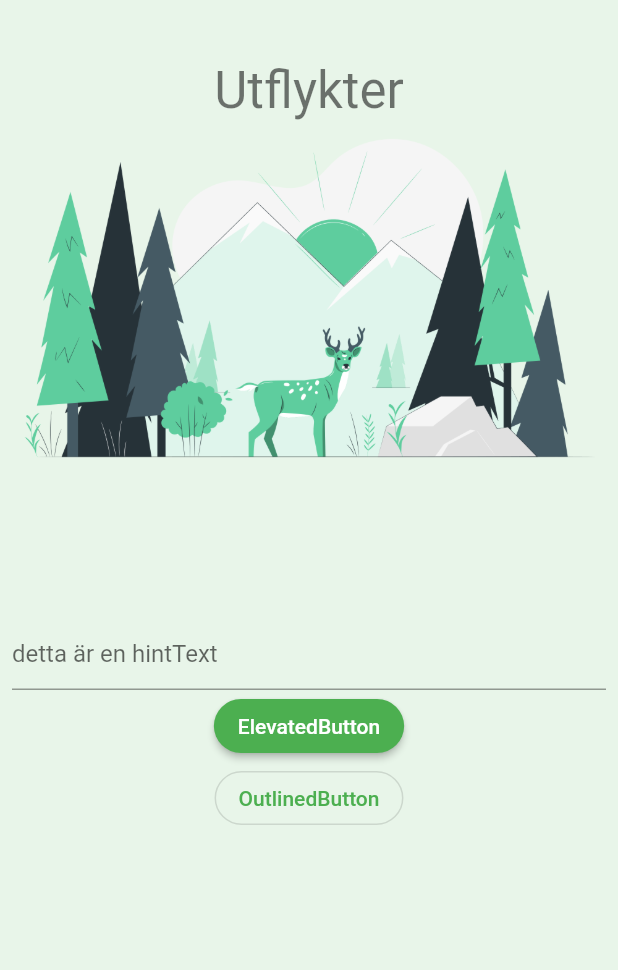
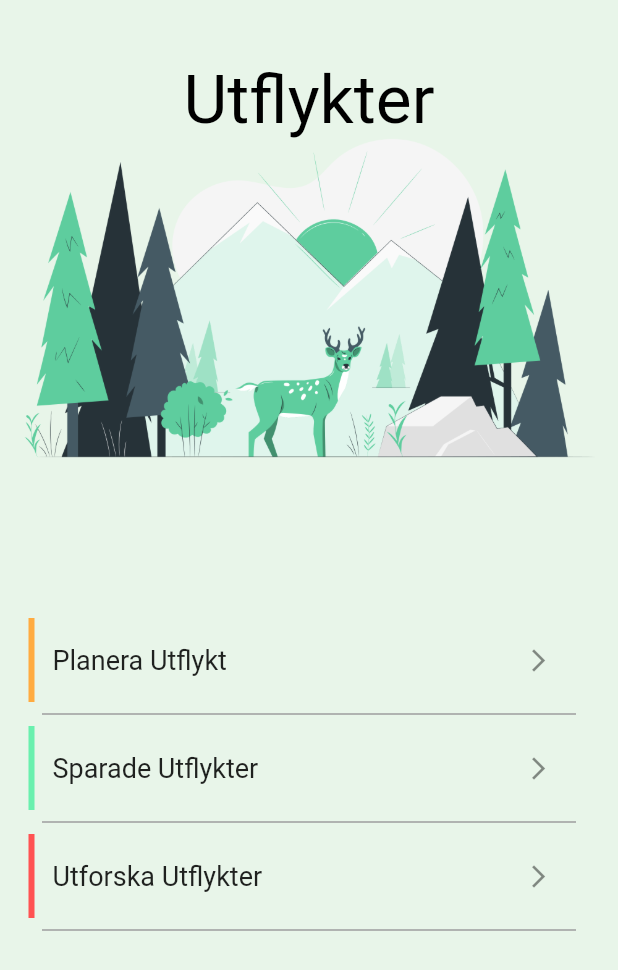
Before and after one commit to maxNyst/FAUNAtic_FrontEnd, a Flutter app: the ExcursionsScreen screen opened by its route, on a phone screen of 412 x 824 dp. Shown: the top 970 px of the screen. Run offline on Flutter 3.47's test engine with Material 2 defaults, Android fonts, the phone set to English and light mode, and no system bars; our stand-ins replace firebase_auth, firebase_core, google_fonts; missing offline and left inert: dart:ffi; accounts and stored records are empty.

Commit message:
Adjusted list tile buttons, added colors, changed headline to black, added dividers.

```diff
--- a/lib/Screens/Excursions/excursions_screen.dart
+++ b/lib/Screens/Excursions/excursions_screen.dart
@@ -22,7 +22,7 @@ class ExcursionsScreen extends StatelessWidget {
                     padding: const EdgeInsets.only(top: 40.0),
                     child: Text(
                       'Utflykter',
-                      style: Theme.of(context).textTheme.headline4,
+                      style: TextStyle(color: Colors.black, fontSize: 45),
                     ),
                   )),
             ]),
@@ -46,20 +46,111 @@ class ExcursionButtons extends StatelessWidget {
   Widget build(BuildContext context) {
     return Column(
       children: [
-        TextField(
-          decoration: InputDecoration(hintText: 'detta är en hintText'),
+        SizedBox(
+          height: 300, // constrain height
+          child: ListView(
+            children: [
+              ListTile(
+                leading: Transform.translate(
+                  offset: Offset(-5, 0),
+                  child: Container(
+                    height: 70,
+                    width: 4,
+                    color: Colors.orangeAccent,
                   ),
-        ElevatedButton(
-          onPressed: () {
+                ),
+                title: Transform.translate(
+                  offset: Offset(-45, 0),
+                  child: Text(
+                    'Planera Utflykt',
+                    style: TextStyle(fontSize: 18),
+                  ),
+                ),
+                trailing: Transform.translate(
+                  offset: Offset(-20, 0),
+                  child: Icon(
+                    Icons.arrow_forward_ios,
+                    size: 18,
+                  ),
+                ),
+                onTap: () {
                   print('knappen funkar');
                 },
-          child: Text('ElevatedButton'),
               ),
-        OutlinedButton(
-          onPressed: () {
+              Divider(
+                thickness: 1,
+                color: Colors.grey,
+                indent: 20,
+                endIndent: 20,
+              ),
+              ListTile(
+                leading: Transform.translate(
+                  offset: Offset(-5, 0),
+                  child: Container(
+                    height: 100,
+                    width: 4,
+                    color: Colors.greenAccent,
+                  ),
+                ),
+                title: Transform.translate(
+                  offset: Offset(-45, 0),
+                  child: Text(
+                    'Sparade Utflykter',
+                    style: TextStyle(fontSize: 18),
+                  ),
+                ),
+                trailing: Transform.translate(
+                  offset: Offset(-20, 0),
+                  child: Icon(
+                    Icons.arrow_forward_ios,
+                    size: 18,
+                  ),
+                ),
+                onTap: () {
                   print('knappen funkar');
                 },
-          child: Text('OutlinedButton'),
+              ),
+              Divider(
+                thickness: 1,
+                color: Colors.grey,
+                indent: 20,
+                endIndent: 20,
+              ),
+              ListTile(
+                leading: Transform.translate(
+                  offset: Offset(-5, 0),
+                  child: Container(
+                    height: 100,
+                    width: 4,
+                    color: Colors.redAccent,
+                  ),
+                ),
+                title: Transform.translate(
+                  offset: Offset(-45, 0),
+                  child: Text(
+                    'Utforska Utflykter',
+                    style: TextStyle(fontSize: 18),
+                  ),
+                ),
+                trailing: Transform.translate(
+                  offset: Offset(-20, 0),
+                  child: Icon(
+                    Icons.arrow_forward_ios,
+                    size: 18,
+                  ),
+                ),
+                onTap: () {
+                  print('knappen funkar');
+                },
+              ),
+              Divider(
+                thickness: 1,
+                color: Colors.grey,
+                indent: 20,
+                endIndent: 20,
+              ),
+            ],
+          ),
         ),
       ],
     );
```
Lines whose indentation alone changed are shown as unchanged.
